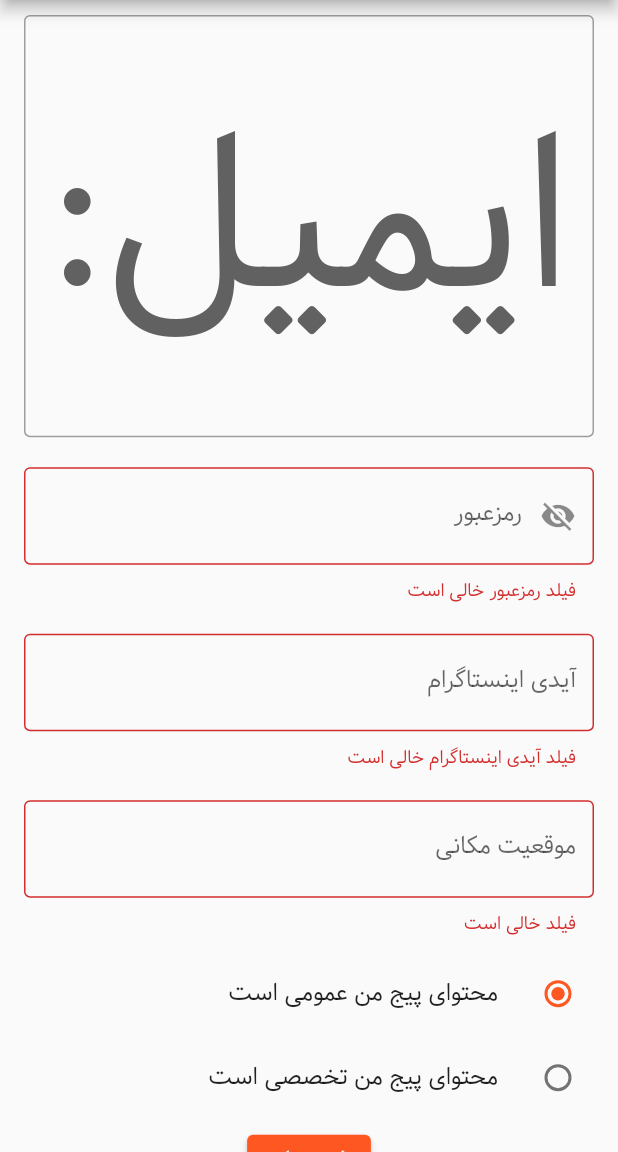
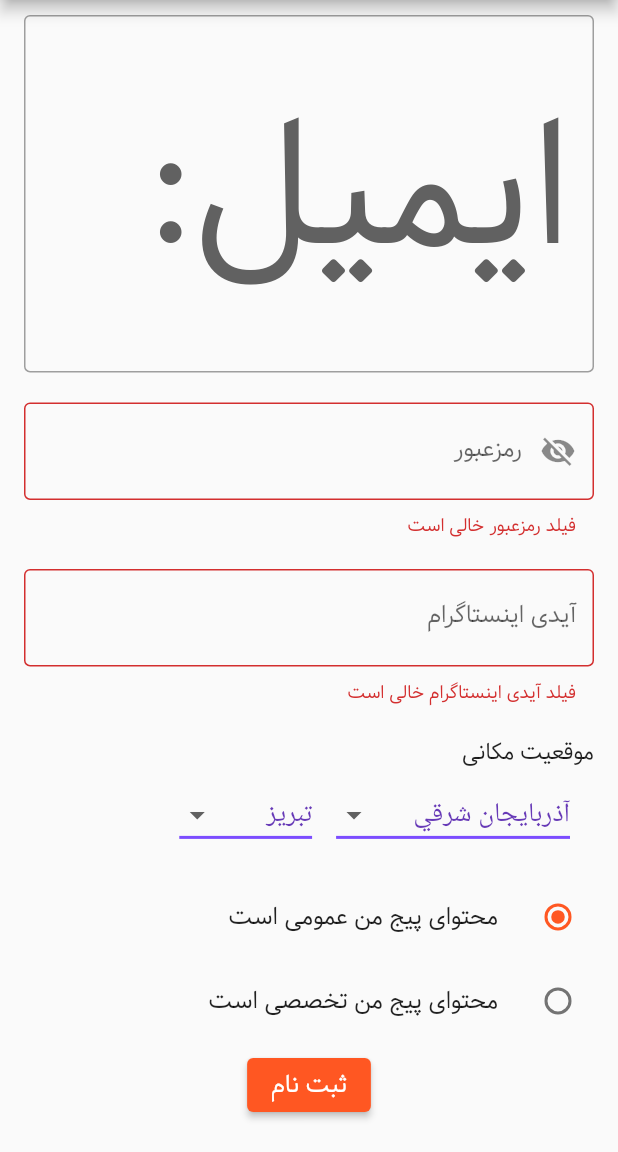
Before and after one commit to alirezabhr/linkish_app, a Flutter app: the RegistrationScreen screen opened directly with empty values, after a tap on "ثبت نام", on a phone screen of 412 x 824 dp, the part 84-1236 px from its top. Run offline on Flutter 3.47's test engine with Material 2 defaults, Android fonts, the phone set to English and light mode, and no system bars; our stand-ins replace dio, image_gallery_saver, permission_handler, shared_preferences; missing offline and left inert: flutter_insta; accounts and stored records are empty; network calls fail.

Commit message:
location_selector.dart created to select province and city in registration_screen.dart

```diff
--- a/lib/ui/screens/registration_screen.dart
+++ b/lib/ui/screens/registration_screen.dart
@@ -1,9 +1,13 @@
+import 'dart:convert';
+
 import 'package:flutter/cupertino.dart';
 import 'package:flutter/material.dart';
+import 'package:flutter/services.dart';
 import 'package:provider/provider.dart';
 import 'package:dio/dio.dart';
 import 'package:flutter_insta/flutter_insta.dart';
 
+import '../widgets/location_selector.dart';
 import '../widgets/TopicSelector.dart';
 import '../../models/topic.dart';
 import '../../models/influencer.dart';
@@ -22,8 +26,11 @@ class _RegistrationScreenState extends State<RegistrationScreen> {
   final _passwordController = TextEditingController();
   bool _obscurePassword = true;
   final _igIdController = TextEditingController();
-  final _locationController = TextEditingController();
+  late final List<dynamic> _provincesAndCities;
+  String _province = "";
+  String _city = "";
   InstagramPageType? _pageType = InstagramPageType.general;
+  bool _isLoadingProvincesAndCities = false;
   bool _isLoading = false;
 
   List<Topic> _topicsList = [];
@@ -45,6 +52,13 @@ class _RegistrationScreenState extends State<RegistrationScreen> {
     });
   }
 
+  void setProvinceAndCity(String province, String city) {
+    setState(() {
+      this._province = province;
+      this._city = city;
+    });
+  }
+
   setData() async {
     List<Topic> topicsList = await WebApi().getTopicsList();
     this._topicsList = topicsList;
@@ -52,14 +66,14 @@ class _RegistrationScreenState extends State<RegistrationScreen> {
   }
 
   Future<bool> isValidPage(String instagramId) async {
-
     try {
       FlutterInsta flutterInsta = new FlutterInsta();
       await flutterInsta.getProfileData(instagramId);
       int followers = int.parse(flutterInsta.followers!);
       if (followers < 10000) {
         ScaffoldMessenger.of(context).showSnackBar(
-          const SnackBar(content: Text("تعداد فالوئر شما کمتر از 10هزار نفر است")),
+          const SnackBar(
+              content: Text("تعداد فالوئر شما کمتر از 10هزار نفر است")),
         );
         return false;
       }
@@ -72,8 +86,21 @@ class _RegistrationScreenState extends State<RegistrationScreen> {
     return true;
   }
 
+  Future<void> loadCities() async {
+    setState(() {
+      _isLoadingProvincesAndCities = true;
+    });
+    final String response = await rootBundle.loadString(
+        'assets/jsons/iran_cities.json');
+    _provincesAndCities = await json.decode(response);
+    setState(() {
+      _isLoadingProvincesAndCities = false;
+    });
+  }
+
   @override
   void initState() {
+    this.loadCities();
     this.setData();
     super.initState();
   }
@@ -81,7 +108,10 @@ class _RegistrationScreenState extends State<RegistrationScreen> {
   @override
   Widget build(BuildContext context) {
     influencer = Provider.of<Influencer>(context);
-    String emailAddress = ModalRoute.of(context)!.settings.arguments as String;
+    String emailAddress = ModalRoute
+        .of(context)!
+        .settings
+        .arguments as String;
     return Scaffold(
       appBar: AppBar(
         title: Text("ثبت نام لینکیش"),
@@ -111,18 +141,21 @@ class _RegistrationScreenState extends State<RegistrationScreen> {
                           Text(
                             "ایمیل:",
                             style: TextStyle(
+                              fontSize: 14,
+                              color: Colors.grey[700],
+                            ),
+                          ),
+                          Padding(
+                            padding: const EdgeInsets.only(right: 8.0),
+                            child: FittedBox(
+                              child: Text(
+                                emailAddress,
+                                style: TextStyle(
                                   fontSize: 16,
                                   color: Colors.grey[700],
                                 ),
+                                textDirection: TextDirection.ltr,
                               ),
-                          FittedBox(
-                            child: Text(
-                              emailAddress,
-                              style: TextStyle(
-                                fontSize: 18,
-                                color: Colors.grey[700],
-                              ),
-                              textDirection: TextDirection.ltr,
                             ),
                           ),
                         ],
@@ -183,19 +216,9 @@ class _RegistrationScreenState extends State<RegistrationScreen> {
                 Padding(
                   padding: const EdgeInsets.symmetric(
                       horizontal: 16.0, vertical: 10.0),
-                  child: TextFormField(
-                    controller: _locationController,
-                    decoration: InputDecoration(
-                      border: OutlineInputBorder(),
-                      labelText: 'موقعیت مکانی',
-                    ),
-                    validator: (value) {
-                      if (value == null || value.isEmpty) {
-                        return 'فیلد خالی است';
-                      }
-                      return null;
-                    },
-                  ),
+                  child: _isLoadingProvincesAndCities
+                      ? CircularProgressIndicator()
+                      : LocationSelector(_provincesAndCities, this.setProvinceAndCity),
                 ),
                 ListTile(
                   title: const Text('محتوای پیج من عمومی است'),
@@ -256,24 +279,27 @@ class _RegistrationScreenState extends State<RegistrationScreen> {
                           // print("is valid page: $isValidInstagram");
                           bool isValidInstagram = true;
                           if (isValidInstagram) {
-                            bool isGeneral = _pageType == InstagramPageType.general ? true : false;
+                            bool isGeneral = _pageType ==
+                                InstagramPageType.general ? true : false;
                             try {
                               Map data = {
                                 "email": emailAddress,
                                 "password": _passwordController.text,
                                 "instagram_id": _igIdController.text,
-                                "location": _locationController.text,
+                                "province": _province,
+                                "city": _city,
                                 "is_general_page": isGeneral,
                                 "topics": this._selectedTopicsList,
                               };
-                              Map response = await WebApi().influencerSignup(data);
-                              influencer.setUserData(data);
-                              influencer.setUserId(response["id"]);
-                              influencer.setToken("jwt " + response["token"]);
-                              influencer.registerUser();
-                              Navigator.pushReplacementNamed(context, "/home");
+                              // Map response = await WebApi().influencerSignup(data);
+                              // influencer.setUserData(data);
+                              // influencer.setUserId(response["id"]);
+                              // influencer.setToken("jwt " + response["token"]);
+                              // influencer.registerUser();
+                              // Navigator.pushReplacementNamed(context, "/home");
                             } on DioError catch (e) {
-                              print(e.response!.data); // todo should add a validation, show the exception
+                              print(e.response!
+                                  .data); // todo should add a validation, show the exception
                             }
                           }
 
--- /dev/null
+++ b/lib/ui/widgets/location_selector.dart
@@ -0,0 +1,101 @@
+import 'package:flutter/material.dart';
+
+class LocationSelector extends StatefulWidget {
+  final List<dynamic> provincesAndCities;
+  final Function(String, String) setProvinceAndCity;
+  LocationSelector(this.provincesAndCities, this.setProvinceAndCity);
+
+  @override
+  _LocationSelectorState createState() => _LocationSelectorState();
+}
+
+class _LocationSelectorState extends State<LocationSelector> {
+  late final List<dynamic> data;
+  late List<dynamic> citiesList;
+  late Map provinceValue;
+  late String cityValue;
+
+  setData() {
+    data = widget.provincesAndCities;
+    provinceValue = widget.provincesAndCities.first;
+    citiesList = provinceValue['cities'];
+    cityValue = citiesList.first['name'];
+  }
+
+  @override
+  void initState() {
+    setData();
+    super.initState();
+  }
+
+
+  @override
+  Widget build(BuildContext context) {
+    return Container(
+      child: Column(
+        crossAxisAlignment: CrossAxisAlignment.start,
+        children: [
+          Text(
+            "موقعیت مکانی",
+            style: TextStyle(
+              fontSize: 15,
+            ),
+          ),
+          Row(
+            children: [
+              Padding(
+                padding: const EdgeInsets.symmetric(vertical: 6.0, horizontal: 16.0),
+                child: DropdownButton<Map>(
+                  value: provinceValue,
+                  items: List.generate(
+                    data.length,
+                    (index) => DropdownMenuItem(
+                      value: data[index],
+                      child: Text(data[index]['name']),
+                    ),
+                  ),
+                  onChanged: (Map? newValue) {
+                    setState(() {
+                      provinceValue = newValue!;
+                      citiesList = provinceValue['cities'];
+                      cityValue = (citiesList.first)['name'];
+                    });
+                    widget.setProvinceAndCity(provinceValue['name'], cityValue);
+                  },
+                  elevation: 16,
+                  style: const TextStyle(color: Colors.deepPurple, fontSize: 18),
+                  underline: Container(
+                    height: 2,
+                    color: Colors.deepPurpleAccent,
+                  ),
+                ),
+              ),
+              DropdownButton<String>(
+                value: cityValue,
+                items: List.generate(
+                  provinceValue['cities'].length,
+                  (index) => DropdownMenuItem(
+                    value: provinceValue['cities'][index]['name'],
+                    child: Text(provinceValue['cities'][index]['name']),
+                  ),
+                ),
+                onChanged: (String? newValue) {
+                  setState(() {
+                    cityValue = newValue!;
+                  });
+                  widget.setProvinceAndCity(provinceValue['name'], cityValue);
+                },
+                elevation: 16,
+                style: const TextStyle(color: Colors.deepPurple, fontSize: 18),
+                underline: Container(
+                  height: 2,
+                  color: Colors.deepPurpleAccent,
+                ),
+              ),
+            ],
+          ),
+        ],
+      ),
+    );
+  }
+}
```
Lines whose indentation alone changed are shown as unchanged.
